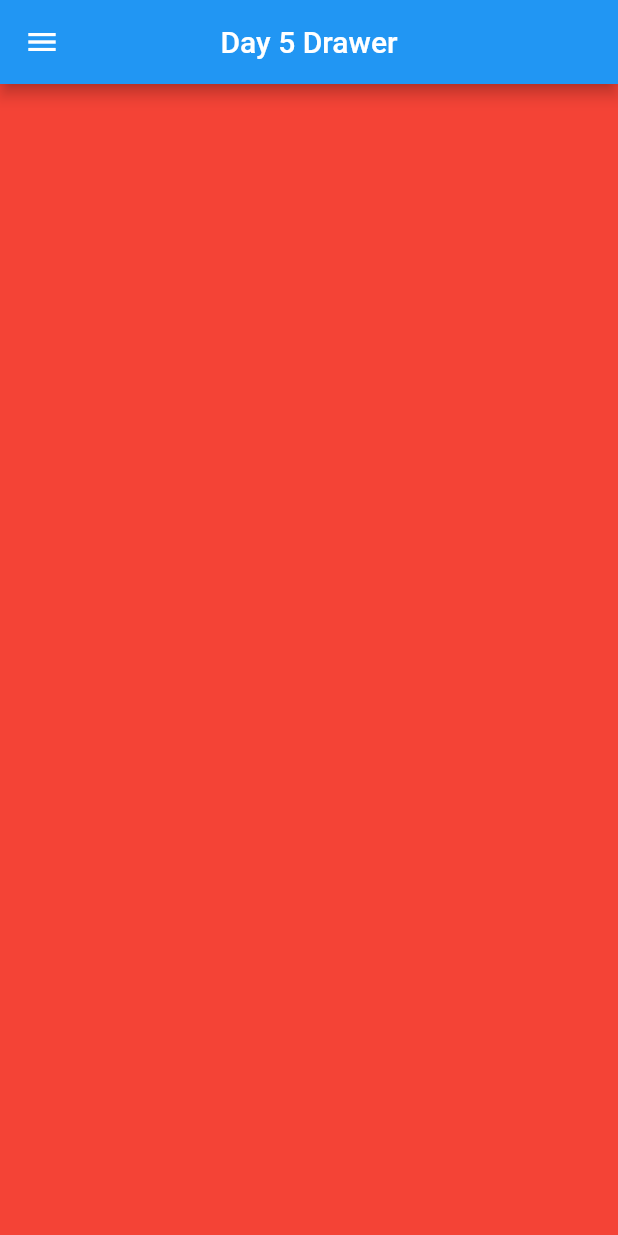
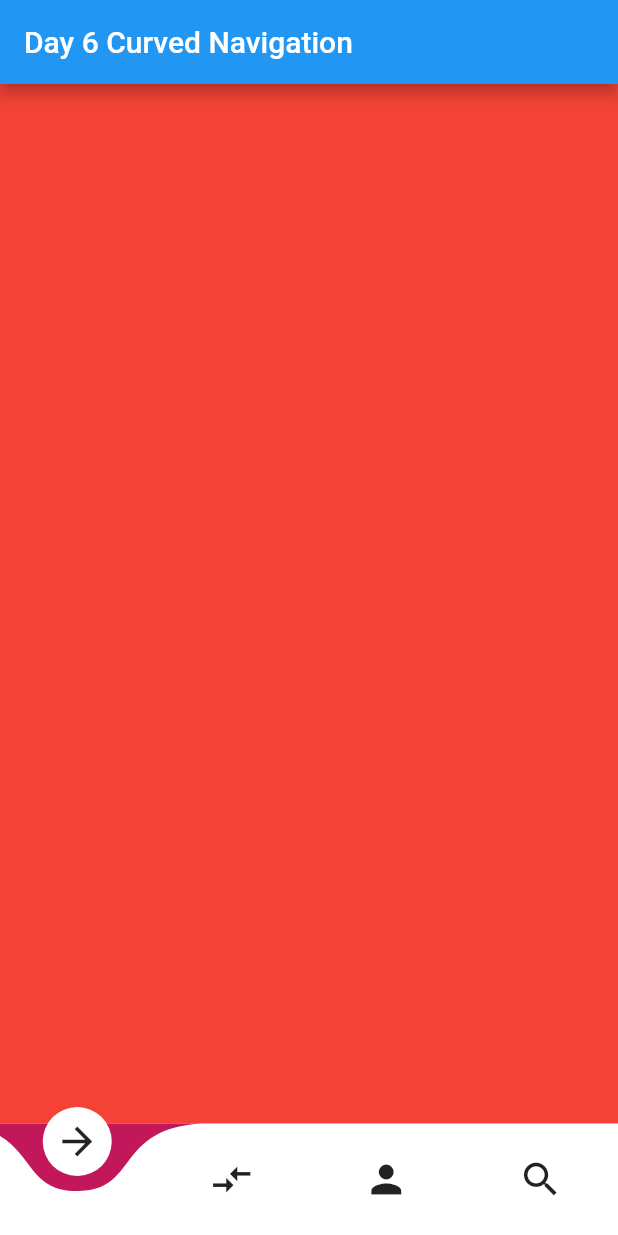
Before and after one commit to Zeeshan-progs/100DaysOfFlutter, a Flutter app: the screen it shows after launch, on a phone screen of 412 x 824 dp. Run offline on Flutter 3.47's test engine with Material 2 defaults, Android fonts, the phone set to English and light mode, and no system bars; drawn by our look-alikes of curved_navigation_bar; our stand-ins replace google_fonts.

Commit message:
100 Days Of Flutter update

```diff
--- /dev/null
+++ b/lib/Day6/NewCurved.dart
@@ -0,0 +1,86 @@
+
+// Day 6 Curved NavugationBar
+
+import 'package:flutter/material.dart';
+import 'package:curved_navigation_bar/curved_navigation_bar.dart';
+
+class CurvedNavigation extends StatefulWidget {
+  @override
+  _CurvedNavigationState createState() => _CurvedNavigationState();
+}
+
+class _CurvedNavigationState extends State<CurvedNavigation> {
+
+  int onClick = 0;
+
+  // now to navigate you need to create a list and list always be final type
+
+  final List pageToNavigate = [
+    Container(color: Colors.red),
+    Container(color: Colors.pink),
+    Container(color: Colors.yellow),
+    Container(color: Colors.black),
+  ];
+
+// list is array type
+  @override
+  Widget build(BuildContext context) {
+    return Scaffold(
+      appBar: AppBar(
+        title: Text("Day 6 Curved Navigation"),
+      ),
+
+      // body to show the changes
+      body: pageToNavigate[onClick],
+
+
+      bottomNavigationBar: CurvedNavigationBar(
+        // there is more properties in curved NavigationBar Widget as
+        backgroundColor: Colors.pink[700],
+        color: Colors.white,// by default color is white you can leave it as
+        animationDuration: Duration(milliseconds: 400),
+        // adding duration time yiu can as you want
+        // you can add nevigation also by using onTap property
+        // index is a value that store clicking index means which icon did you clicked
+
+        onTap: (index){
+          // change navigation you need to add setState or setState is a
+          // Stateful widget property so you need to use a stateless
+          // widget
+          setState(() {
+            // need a counter variable
+            // assign counter variable with index
+            onClick = index;
+            // you can see the result by clicking on and print index
+            // by using print statement
+            print(onClick);
+          });
+        },
+
+        items: [
+          Icon(Icons.arrow_forward,size: 30,),
+          Icon(Icons.compare_arrows,size: 30,),
+          Icon(Icons.person, size: 30),
+          Icon(Icons.search, size: 30),
+        ],
+      ),
+    );
+  }
+}
+
+
+
+// that's it for today
+// Like
+// Share
+// subscribe
+
+
+// get all latest updates
+
+
+//100daysOfflutter
+
+//100DaysOfCode
+
+// Jai Hind
--- a/lib/main.dart
+++ b/lib/main.dart
@@ -1,5 +1,5 @@
 import 'package:flutter/material.dart';
-import 'package:practiceproject/Day5/NewDrawer.dart';
+import 'package:practiceproject/Day6/NewCurved.dart';
 
 void main() {
   runApp(
@@ -11,7 +11,7 @@ class MyApp extends StatelessWidget {
   @override
   Widget build(BuildContext context) {
     return MaterialApp(
-      home: NewDrawer(),
+      home: CurvedNavigation(),
     );
   }
 }
```
